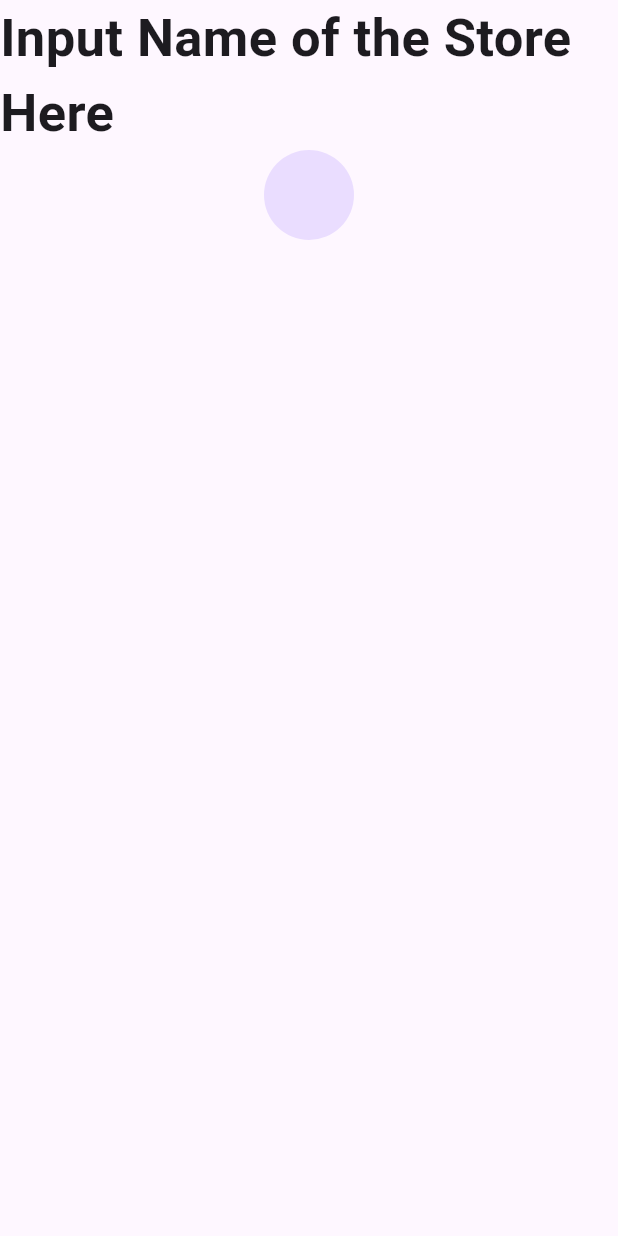
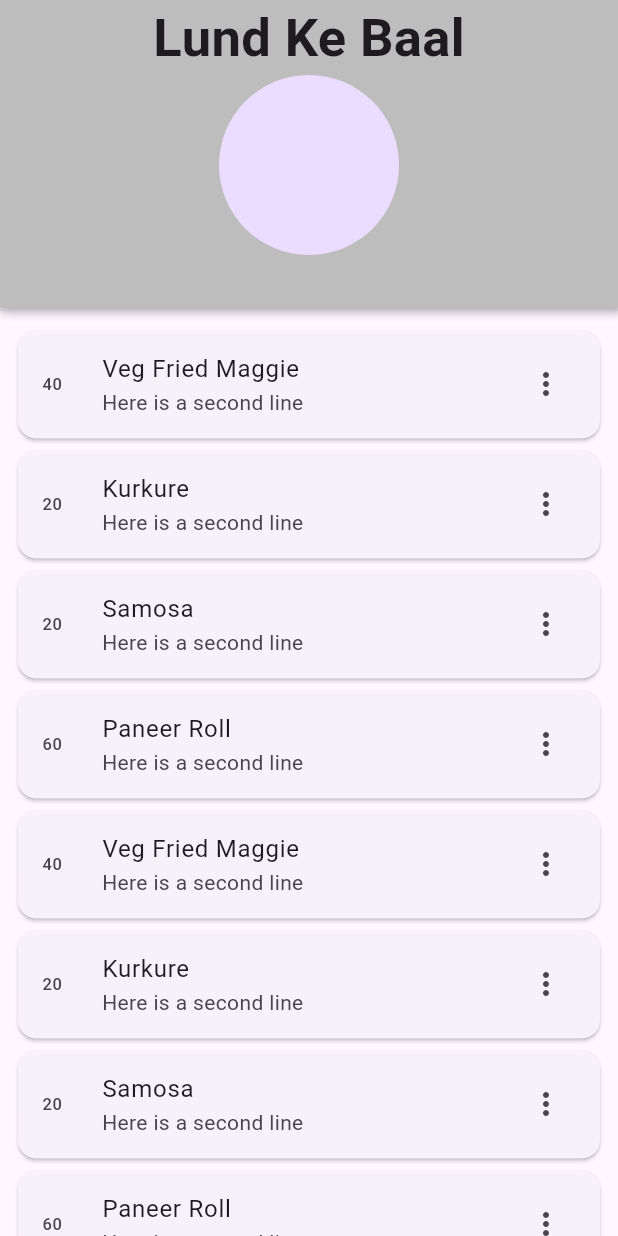
Before and after one commit to Nithin-47/queue_buster, a Flutter app: the Menu widget shown alone on an empty page, opened directly, on a phone screen of 412 x 824 dp. Run offline on Flutter 3.47's test engine with Material 3 defaults, Android fonts, the phone set to English and light mode, and no system bars; our stand-ins replace flutter_spinkit, go_router, supabase_flutter; accounts and stored records are empty.

Commit message:
feat: Menu Page is done,left to integrate with backend, Profile Page must be revisualized according to our needs

```diff
--- a/lib/constants/route_names.dart
+++ b/lib/constants/route_names.dart
@@ -6,6 +6,8 @@ enum RouteNames {
   selectLocation,
   cart,
   settings,
+  profile,
+  menu
 }
 
 extension RouteNamesHelper on RouteNames {
@@ -25,6 +27,10 @@ extension RouteNamesHelper on RouteNames {
         return "/cart";
       case RouteNames.settings:
         return "/settings";
+      case RouteNames.profile:
+        return "/profile";
+      case RouteNames.menu:
+        return "/menu";
 
     }
   }
--- a/lib/pages/consumer/menu.dart
+++ /dev/null
@@ -1,40 +0,0 @@
-import 'package:flutter/cupertino.dart';
-import 'package:flutter/material.dart';
-
-class Menu extends StatefulWidget {
-  const Menu({super.key});
-
-  @override
-  State<Menu> createState() => _MenuState();
-}
-
-class _MenuState extends State<Menu> {
-  @override
-  Widget build(BuildContext context) {
-    return SafeArea(
-        child: Column(
-          children: [
-            SizedBox(
-              height: 450,
-              width: double.infinity,
-              child: Column(
-                children: [
-                  Text(
-                    'Input Name of the Store Here',
-                    style: TextStyle(
-                      fontWeight: FontWeight.bold,
-                      fontSize: 35,
-                    ),
-                  ),
-                  CircleAvatar(
-                    // backgroundImage: ,
-                    radius: 30,
-                  )
-                ]
-              ),
-            ),
-
-          ],
-    ));
-  }
-}
--- a/lib/pages/menu.dart
+++ b/lib/pages/menu.dart
@@ -0,0 +1,110 @@
+import 'package:flutter/cupertino.dart';
+import 'package:flutter/material.dart';
+
+import '../constants/cart_items.dart';
+import '../constants/route_names.dart';
+
+class Menu extends StatefulWidget {
+  const Menu({super.key});
+
+  @override
+  State<Menu> createState() => _MenuState();
+}
+
+class _MenuState extends State<Menu> {
+
+  List<Item> items = [
+
+  Item(itemName: 'Veg Fried Maggie', price: '40'),
+  Item(itemName: 'Kurkure', price: '20'),
+  Item(itemName: 'Samosa', price: '20'),
+  Item(itemName: 'Paneer Roll', price: '60'),
+    Item(itemName: 'Veg Fried Maggie', price: '40'),
+    Item(itemName: 'Kurkure', price: '20'),
+    Item(itemName: 'Samosa', price: '20'),
+    Item(itemName: 'Paneer Roll', price: '60'),
+    Item(itemName: 'Veg Fried Maggie', price: '40'),
+    Item(itemName: 'Kurkure', price: '20'),
+    Item(itemName: 'Samosa', price: '20'),
+    Item(itemName: 'Paneer Roll', price: '60')
+
+  ];
+
+  @override
+  Widget build(BuildContext context) {
+    return SafeArea(
+        child: Column(
+          children: [
+             Expanded(
+
+
+               flex: 1,
+               // height: 450,
+               // width: double.infinity,
+               child: Container(
+                 decoration: BoxDecoration(
+                   borderRadius: const BorderRadius.vertical(
+                     // bottom: Radius.circular(30),
+                     top: Radius.zero,
+                   ),
+                   color: Colors.grey[400],
+                   boxShadow: const [
+                     BoxShadow(
+                         blurRadius: 5,
+                         color: Colors.grey,
+                         spreadRadius: 2,
+                         offset: Offset(2.0, 0.0))
+                   ],
+                 ),
+                 child: const Column(
+                     children: [
+                       Center(
+                         child: Text(
+                           'Lund Ke Baal',
+                           style: TextStyle(
+                             fontWeight: FontWeight.bold,
+                             fontSize: 35,
+                           ),
+                         ),
+                       ),
+                       Center(
+                         child: CircleAvatar(
+                           // backgroundImage: ,
+                           radius: 60,
+                         ),
+                       )
+                     ]
+                 ),
+               ),
+             ),
+            const Divider(
+              height: 3,
+            ),
+            // const Expanded(
+            //   flex: 1,
+            //     child: Text('Food Items Available -')),
+
+            // SizedBox(height: 20,),
+            Expanded(
+              flex: 3,
+              child: ListView.builder(
+              padding: const EdgeInsets.all(8),
+              itemCount: items.length,
+              itemBuilder: (BuildContext context, int index) {
+                return Card(
+                    child: ListTile(
+                      leading: Text(items[index].price),
+                      title: Text(items[index].itemName),
+                      subtitle: const Text('Here is a second line'),
+                      trailing: const Icon(Icons.more_vert),
+                    ),
+                  );
+              },
+            ),)
+
+
+          ],
+        )
+    );
+  }
+}
```
Also changed, not shown: lib/pages/consumer/profile.dart (deleted, +0 -183 lines), lib/pages/home.dart (+10 -4 lines), lib/pages/profile.dart (+225 -0 lines), lib/pages/stores.dart (+14 -6 lines), lib/router.dart (+11 -0 lines).
